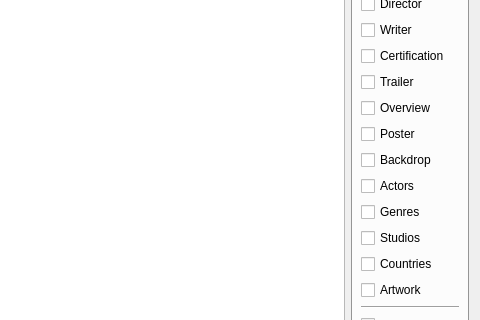
Qt form movies/MovieSearch.ui (Komet/MediaElch) before a commit; both pictures show x 199 to 679 and y 267 to 587 of the 679 by 721 pixel window.
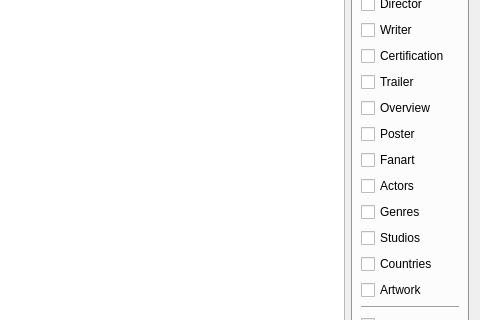
The same form after that commit. Icons and pictures are not drawn. Custom widgets are drawn as their Qt base class.

Diff of the .ui file:
```diff
--- a/movies/MovieSearch.ui
+++ b/movies/MovieSearch.ui
@@ -227,7 +227,7 @@
         <item>
          <widget class="MyCheckBox" name="chkBackdrop">
           <property name="text">
-           <string>Backdrop</string>
+           <string>Fanart</string>
           </property>
          </widget>
         </item>
```
